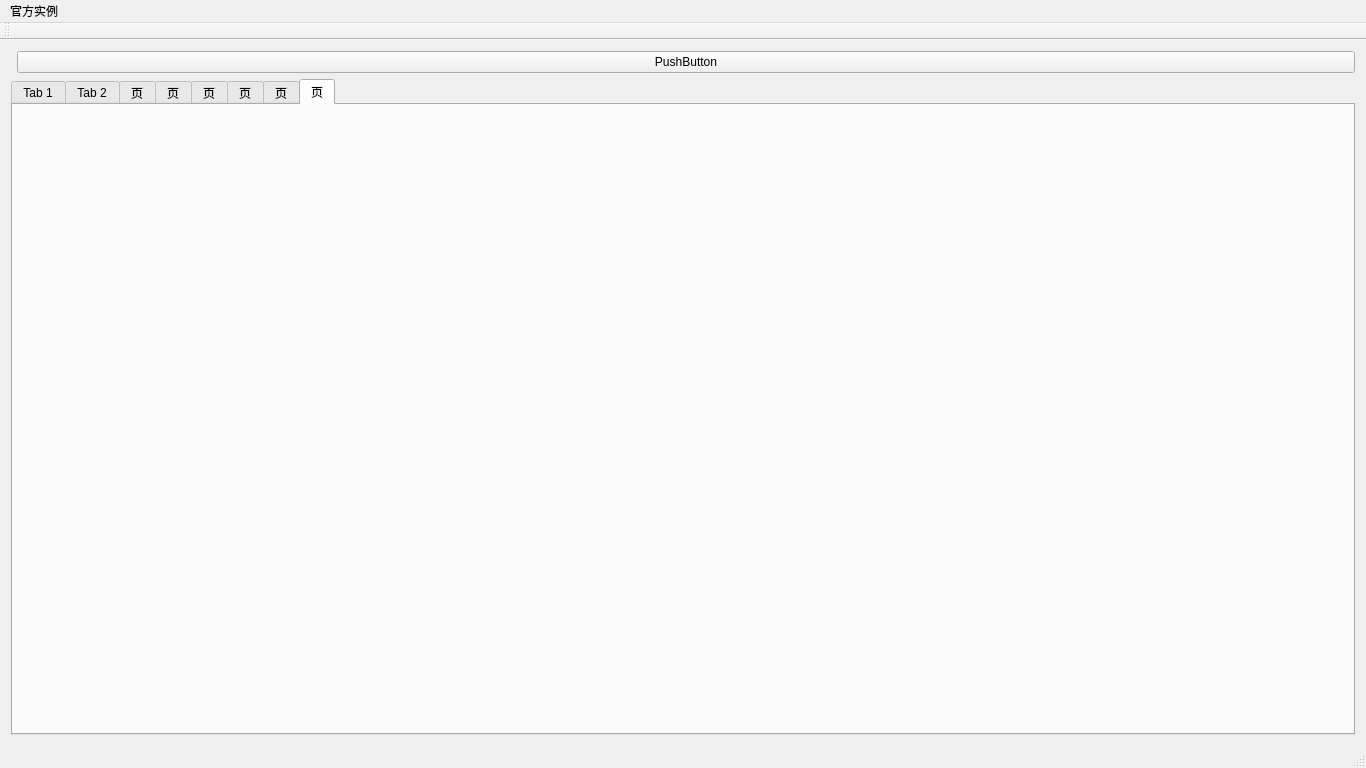
This is ThirdVtk/mainwindow.ui in DreamLife-Jianwei/Qt-Vtk as Qt 5 draws it before an edit. The edited form follows.
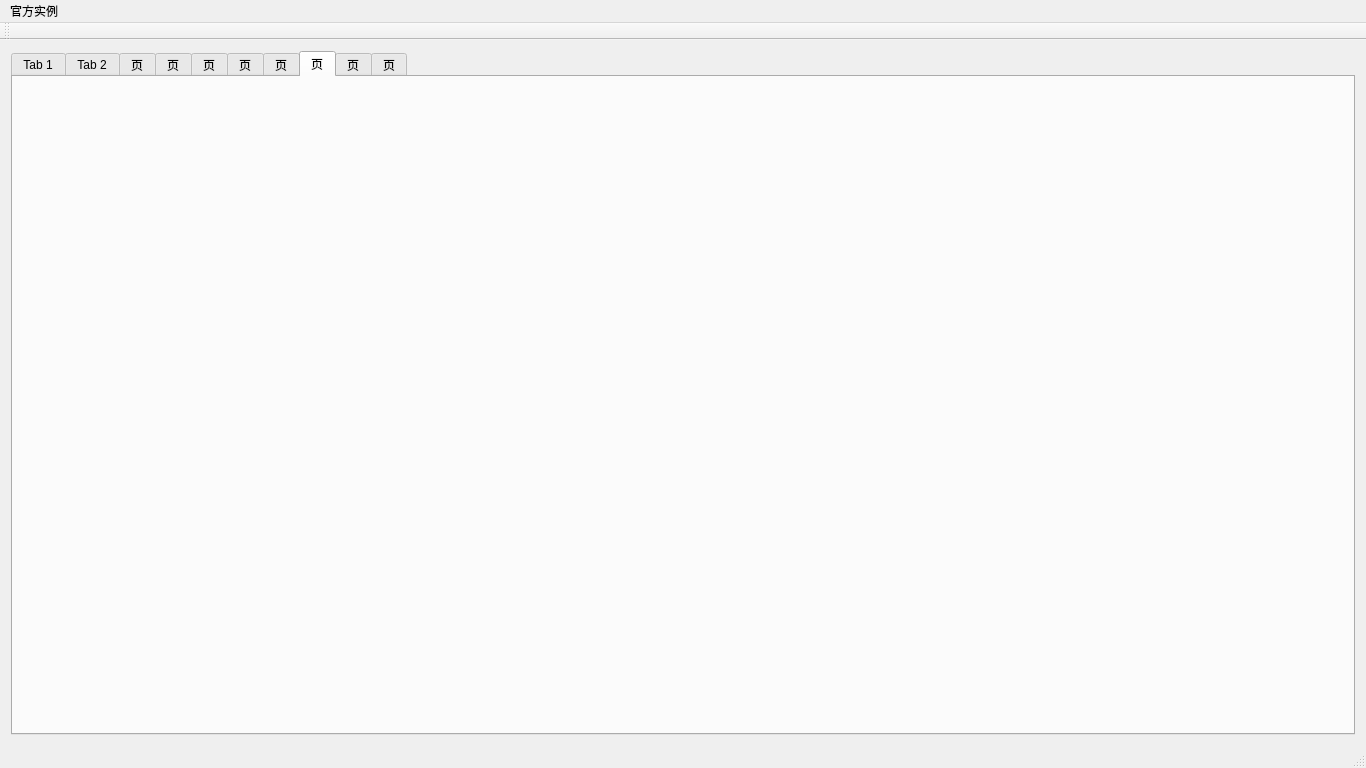
This is the edited form. The open tabs and pages were chosen to show the change.

Commit message: tree an cube

The edit to the form file:
```diff
--- a/ThirdVtk/mainwindow.ui
+++ b/ThirdVtk/mainwindow.ui
@@ -14,15 +14,8 @@
    <string>MainWindow</string>
   </property>
   <widget class="QWidget" name="centralWidget">
-   <layout class="QFormLayout" name="formLayout">
-    <item row="0" column="1">
-     <widget class="QPushButton" name="pushButton">
-      <property name="text">
-       <string>PushButton</string>
-      </property>
-     </widget>
-    </item>
-    <item row="1" column="0" colspan="2">
+   <layout class="QGridLayout" name="gridLayout">
+    <item row="0" column="0">
      <widget class="QTabWidget" name="tabWidget_Main">
       <property name="currentIndex">
        <number>7</number>
@@ -67,6 +60,16 @@
         <string>页</string>
        </attribute>
       </widget>
+      <widget class="QWidget" name="tab_CreateTree">
+       <attribute name="title">
+        <string>页</string>
+       </attribute>
+      </widget>
+      <widget class="QWidget" name="tab_Cube">
+       <attribute name="title">
+        <string>页</string>
+       </attribute>
+      </widget>
      </widget>
     </item>
    </layout>
```
Left out of the diff: 14 changed lines with no effect on the pictures. The commit also changes 12 other files.
